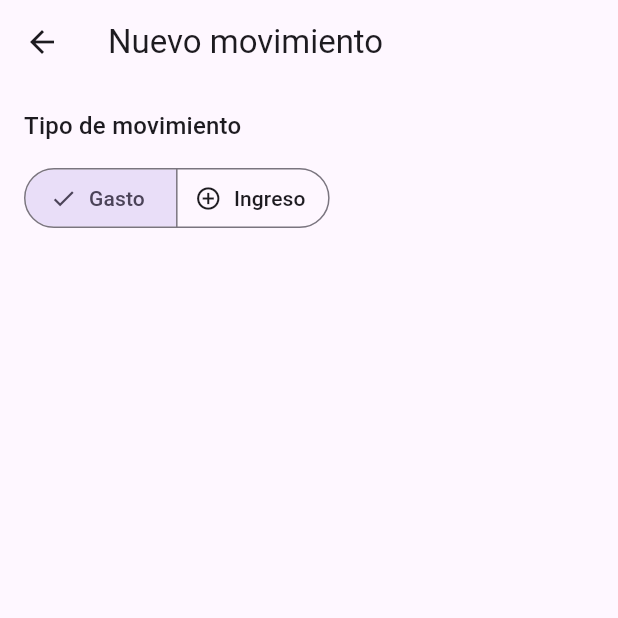
After one commit to anadonleandro/economia_hogar, a Flutter app: the screen it shows after launch, after a tap on "Nuevo movimiento", on a phone screen of 412 x 824 dp, the top half of it. The commit adds this screen. Run offline on Flutter 3.47's test engine with Material 3 defaults, Android fonts, the phone set to English and light mode, and no system bars.

Commit message:
feat: iniciar formulario de movimientos

```diff
--- a/lib/screens/app_shell.dart
+++ b/lib/screens/app_shell.dart
@@ -3,6 +3,7 @@ import 'package:flutter/material.dart';
 import 'home_screen.dart';
 import 'movements_screen.dart';
 import 'summary_screen.dart';
+import 'new_movement_screen.dart';
 
 class AppShell extends StatefulWidget {
   const AppShell({super.key});
@@ -28,6 +29,12 @@ class _AppShellState extends State<AppShell> {
     });
   }
 
+  void _openNewMovementForm() {
+    Navigator.of(context).push(
+      MaterialPageRoute<void>(builder: (context) => const NewMovementScreen()),
+    );
+  }
+
   @override
   Widget build(BuildContext context) {
     return Scaffold(
@@ -36,6 +43,11 @@ class _AppShellState extends State<AppShell> {
         title: Text(_titles[_selectedIndex]),
       ),
       body: _screens[_selectedIndex],
+      floatingActionButton: FloatingActionButton.extended(
+        onPressed: _openNewMovementForm,
+        icon: const Icon(Icons.add),
+        label: const Text('Nuevo movimiento'),
+      ),
       bottomNavigationBar: NavigationBar(
         selectedIndex: _selectedIndex,
         onDestinationSelected: _selectDestination,
--- /dev/null
+++ b/lib/screens/new_movement_screen.dart
@@ -0,0 +1,56 @@
+import 'package:flutter/material.dart';
+
+import '../models/tipo_movimiento.dart';
+
+class NewMovementScreen extends StatefulWidget {
+  const NewMovementScreen({super.key});
+
+  @override
+  State<NewMovementScreen> createState() => _NewMovementScreenState();
+}
+
+class _NewMovementScreenState extends State<NewMovementScreen> {
+  TipoMovimiento _selectedType = TipoMovimiento.gasto;
+
+  void _selectType(Set<TipoMovimiento> selection) {
+    setState(() {
+      _selectedType = selection.first;
+    });
+  }
+
+  @override
+  Widget build(BuildContext context) {
+    return Scaffold(
+      appBar: AppBar(title: const Text('Nuevo movimiento')),
+      body: Padding(
+        padding: const EdgeInsets.all(16),
+        child: Column(
+          crossAxisAlignment: CrossAxisAlignment.start,
+          children: [
+            Text(
+              'Tipo de movimiento',
+              style: Theme.of(context).textTheme.titleMedium,
+            ),
+            const SizedBox(height: 12),
+            SegmentedButton<TipoMovimiento>(
+              segments: const [
+                ButtonSegment(
+                  value: TipoMovimiento.gasto,
+                  label: Text('Gasto'),
+                  icon: Icon(Icons.remove_circle_outline),
+                ),
+                ButtonSegment(
+                  value: TipoMovimiento.ingreso,
+                  label: Text('Ingreso'),
+                  icon: Icon(Icons.add_circle_outline),
+                ),
+              ],
+              selected: {_selectedType},
+              onSelectionChanged: _selectType,
+            ),
+          ],
+        ),
+      ),
+    );
+  }
+}
```
Also changed, not shown: 1 other file.
